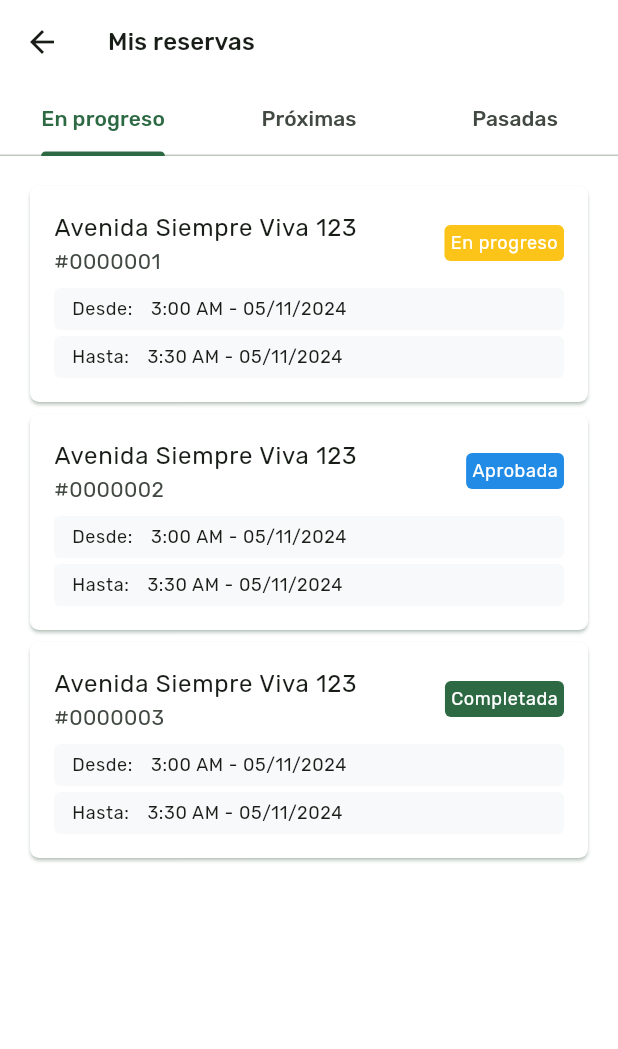
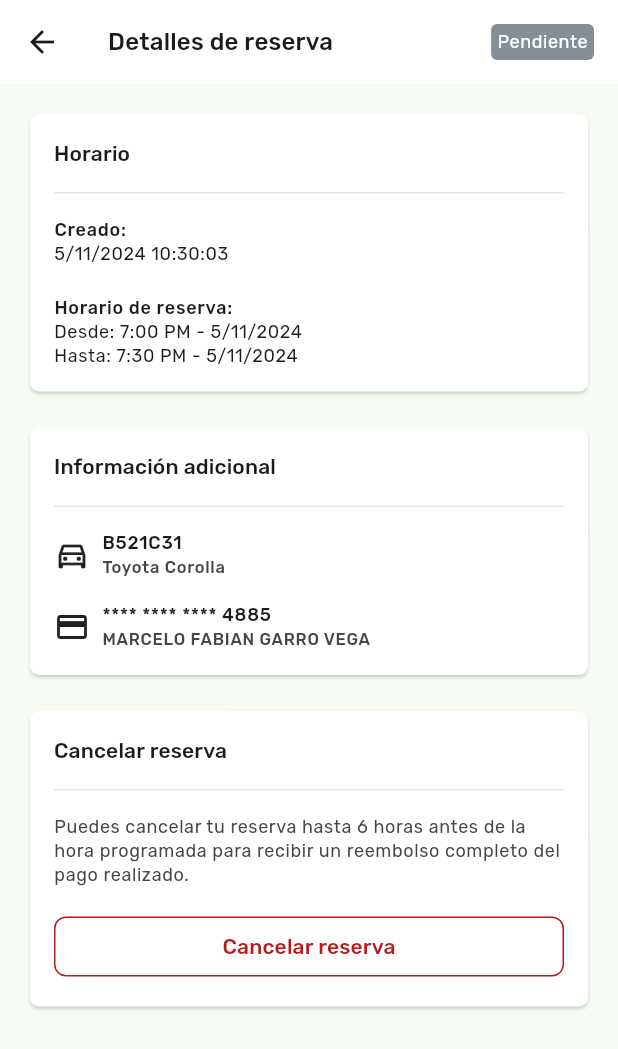
Before and after one commit to HomeyPark/HomeyPark_AppFlutter_patched, a Flutter app: the ReservationsScreen screen opened directly, after a tap on an icon or button, on a phone screen of 412 x 824 dp. Shown: the top 1049 px of the screen. Run offline on Flutter 3.47's test engine with Material 3 defaults, Android fonts, the phone set to English and light mode, and no system bars; our stand-ins replace geolocator, google_fonts, google_maps_flutter.

Commit message:
feat: create reservation detail for users

```diff
--- /dev/null
+++ b/lib/model/model.dart
@@ -0,0 +1 @@
+export 'reservation_status.dart';
--- /dev/null
+++ b/lib/model/reservation_status.dart
@@ -0,0 +1,19 @@
+enum ReservationStatus {
+  cancelled,
+  inProgress,
+  approved,
+  pending,
+  completed,
+}
+
+String statusText(ReservationStatus status) {
+  const Map<ReservationStatus, String> statusText = {
+    ReservationStatus.cancelled: "Cancelada",
+    ReservationStatus.inProgress: "En progreso",
+    ReservationStatus.approved: "Aprobada",
+    ReservationStatus.pending: "Pendiente",
+    ReservationStatus.completed: "Completada",
+  };
+
+  return statusText[status]!;
+}
--- /dev/null
+++ b/lib/screens/reservation_detail_screen.dart
@@ -0,0 +1,134 @@
+import 'package:flutter/material.dart';
+import 'package:homey_park/model/model.dart';
+import 'package:homey_park/widgets/widgets.dart';
+
+class ReservationDetailScreen extends StatelessWidget {
+  const ReservationDetailScreen({super.key});
+
+  @override
+  Widget build(BuildContext context) {
+    final theme = Theme.of(context);
+
+    final createdDate = DateTime.now().toLocal();
+    final startTime = TimeOfDay(hour: 19, minute: 0);
+    final endTime = TimeOfDay(hour: 19, minute: 30);
+
+    return Scaffold(
+      appBar: AppBar(
+        title: Text(
+          "Detalles de reserva",
+          style: theme.textTheme.titleMedium,
+        ),
+        backgroundColor: Colors.white,
+        actions: const [
+          Padding(
+            padding: EdgeInsets.only(right: 16.0),
+            child: ReservationBadgeStatus(status: ReservationStatus.pending),
+          )
+        ],
+      ),
+      body: SingleChildScrollView(
+        padding: const EdgeInsets.all(16),
+        child: Column(
+          crossAxisAlignment: CrossAxisAlignment.start,
+          children: [
+            CardWithHeader(
+                headerTextStr: "Horario",
+                body: Column(
+                  crossAxisAlignment: CrossAxisAlignment.start,
+                  children: [
+                    Text("Creado:",
+                        style: theme.textTheme.labelMedium
+                            ?.apply(color: theme.colorScheme.onSurface)),
+                    Text(
+                        "${createdDate.day}/${createdDate.month}/${createdDate.year} ${createdDate.hour.toString().padLeft(2, "0")}:${createdDate.minute.toString().padLeft(2, "0")}:${createdDate.second.toString().padLeft(2, "0")}",
+                        style: theme.textTheme.bodySmall
+                            ?.apply(color: theme.colorScheme.onSurface)),
+                    const SizedBox(height: 20),
+                    Text("Horario de reserva:",
+                        style: theme.textTheme.labelMedium
+                            ?.apply(color: theme.colorScheme.onSurface)),
+                    Text(
+                        "Desde: ${startTime.format(context).toString()} - ${createdDate.day}/${createdDate.month}/${createdDate.year}",
+                        style: theme.textTheme.bodySmall
+                            ?.apply(color: theme.colorScheme.onSurface)),
+                    Text(
+                        "Hasta: ${endTime.format(context).toString()} - ${createdDate.day}/${createdDate.month}/${createdDate.year}",
+                        style: theme.textTheme.bodySmall
+                            ?.apply(color: theme.colorScheme.onSurface)),
+                  ],
+                )),
+            const SizedBox(height: 16),
+            CardWithHeader(
+                headerTextStr: "Información adicional",
+                body: Column(
+                  crossAxisAlignment: CrossAxisAlignment.start,
+                  children: [
+                    Row(
+                      children: [
+                        const Icon(Icons.directions_car_outlined),
+                        const SizedBox(width: 8),
+                        Column(
+                          crossAxisAlignment: CrossAxisAlignment.start,
+                          children: [
+                            Text("B521C31",
+                                style: theme.textTheme.labelMedium?.apply(
+                                  color: theme.colorScheme.onSurface,
+                                )),
+                            Text("Toyota Corolla",
+                                style: theme.textTheme.labelSmall?.apply(
+                                    color: theme.colorScheme.onSurfaceVariant)),
+                          ],
+                        )
+                      ],
+                    ),
+                    const SizedBox(height: 16),
+                    Row(
+                      children: [
+                        const Icon(Icons.credit_card),
+                        const SizedBox(width: 8),
+                        Column(
+                          crossAxisAlignment: CrossAxisAlignment.start,
+                          children: [
+                            Text("**** **** **** 4885",
+                                style: theme.textTheme.labelMedium?.apply(
+                                  color: theme.colorScheme.onSurface,
+                                )),
+                            Text("MARCELO FABIAN GARRO VEGA",
+                                style: theme.textTheme.labelSmall?.apply(
+                                    color: theme.colorScheme.onSurfaceVariant)),
+                          ],
+                        )
+                      ],
+                    ),
+                  ],
+                )),
+            const SizedBox(height: 16),
+            CardWithHeader(
+                headerTextStr: "Cancelar reserva",
+                body: Column(children: [
+                  Text(
+                    "Puedes cancelar tu reserva hasta 6 horas antes de la hora programada para recibir un reembolso completo del pago realizado.",
+                    style: theme.textTheme.bodySmall
+                        ?.apply(color: theme.colorScheme.onSurfaceVariant),
+                  ),
+                  const SizedBox(height: 16),
+                  OutlinedButton(
+                      style: OutlinedButton.styleFrom(
+                        side: BorderSide(color: theme.colorScheme.error),
+                        minimumSize: const Size(double.infinity, 40),
+                        shape: RoundedRectangleBorder(
+                            borderRadius: BorderRadius.circular(8)),
+                      ),
+                      onPressed: () {},
+                      child: Text(
+                        "Cancelar reserva",
+                        style: TextStyle(color: theme.colorScheme.error),
+                      )),
+                ])),
+          ],
+        ),
+      ),
+    );
+  }
+}
--- a/lib/screens/reservations_screen.dart
+++ b/lib/screens/reservations_screen.dart
@@ -1,5 +1,7 @@
 import 'package:flutter/material.dart';
-import 'package:homey_park/widgets/reservation_card.dart';
+import 'package:homey_park/model/model.dart';
+import 'package:homey_park/screens/reservation_detail_screen.dart';
+import 'package:homey_park/widgets/widgets.dart';
 
 class ReservationsScreen extends StatefulWidget {
   const ReservationsScreen({super.key});
@@ -10,7 +12,10 @@ class ReservationsScreen extends StatefulWidget {
 
 class _ReservationsScreenState extends State<ReservationsScreen> {
   void onTapReservation(int id) {
-    print("Tapped reservation with id: $id");
+    Navigator.push(
+      context,
+      MaterialPageRoute(builder: (context) => const ReservationDetailScreen()),
+    );
   }
 
   @override
--- /dev/null
+++ b/lib/widgets/reservation_badge_status.dart
@@ -0,0 +1,31 @@
+import 'package:flutter/material.dart';
+import 'package:homey_park/model/model.dart';
+
+class ReservationBadgeStatus extends StatelessWidget {
+  final ReservationStatus status;
+
+  const ReservationBadgeStatus({super.key, required this.status});
+
+  @override
+  Widget build(BuildContext context) {
+    final theme = Theme.of(context);
+
+    final badgeStatusColor = switch (status) {
+      ReservationStatus.cancelled => theme.colorScheme.error,
+      ReservationStatus.inProgress => const Color.fromRGBO(252, 196, 25, 1),
+      ReservationStatus.approved => const Color.fromRGBO(34, 139, 230, 1),
+      ReservationStatus.pending => const Color.fromRGBO(133, 142, 150, 1),
+      ReservationStatus.completed => theme.colorScheme.primary,
+    };
+
+    return Container(
+      decoration: BoxDecoration(
+        color: badgeStatusColor,
+        borderRadius: BorderRadius.circular(4),
+      ),
+      padding: const EdgeInsets.symmetric(horizontal: 4, vertical: 4),
+      child: Text(statusText(status),
+          style: theme.textTheme.bodySmall?.apply(color: Colors.white)),
+    );
+  }
+}
--- a/lib/widgets/reservation_card.dart
+++ b/lib/widgets/reservation_card.dart
@@ -1,20 +1,6 @@
 import 'package:flutter/material.dart';
-
-enum ReservationStatus {
-  cancelled,
-  inProgress,
-  approved,
-  pending,
-  completed,
-}
-
-const Map<ReservationStatus, String> statusText = {
-  ReservationStatus.cancelled: "Cancelada",
-  ReservationStatus.inProgress: "En progreso",
-  ReservationStatus.approved: "Aprobada",
-  ReservationStatus.pending: "Pendiente",
-  ReservationStatus.completed: "Completada",
-};
+import 'package:homey_park/model/model.dart';
+import 'package:homey_park/widgets/widgets.dart';
 
 class ReservationCard extends StatelessWidget {
   final int id;
@@ -46,14 +32,6 @@ class ReservationCard extends StatelessWidget {
     final month = date.month.toString().padLeft(2, '0');
     final dateStr = "$day/$month/${date.year}";
 
-    final badgeStatusColor = switch (status) {
-      ReservationStatus.cancelled => theme.colorScheme.error,
-      ReservationStatus.inProgress => const Color.fromRGBO(252, 196, 25, 1),
-      ReservationStatus.approved => const Color.fromRGBO(34, 139, 230, 1),
-      ReservationStatus.pending => const Color.fromRGBO(133, 142, 150, 1),
-      ReservationStatus.completed => theme.colorScheme.primary,
-    };
-
     return GestureDetector(
       onTap: () {
         onTapReservation?.call(id);
@@ -83,17 +61,7 @@ class ReservationCard extends StatelessWidget {
                     ],
                   ),
                   const Spacer(),
-                  Container(
-                    decoration: BoxDecoration(
-                      color: badgeStatusColor,
-                      borderRadius: BorderRadius.circular(4),
-                    ),
-                    padding:
-                        const EdgeInsets.symmetric(horizontal: 4, vertical: 4),
-                    child: Text(statusText[status]!,
-                        style: theme.textTheme.bodySmall
-                            ?.apply(color: Colors.white)),
-                  )
+                  ReservationBadgeStatus(status: status),
                 ],
               ),
               const SizedBox(height: 8),
--- a/lib/widgets/widgets.dart
+++ b/lib/widgets/widgets.dart
@@ -1 +1,4 @@
 export 'card_with_header.dart';
+export 'navigation_menu.dart';
+export 'reservation_badge_status.dart';
+export 'reservation_card.dart';
```
